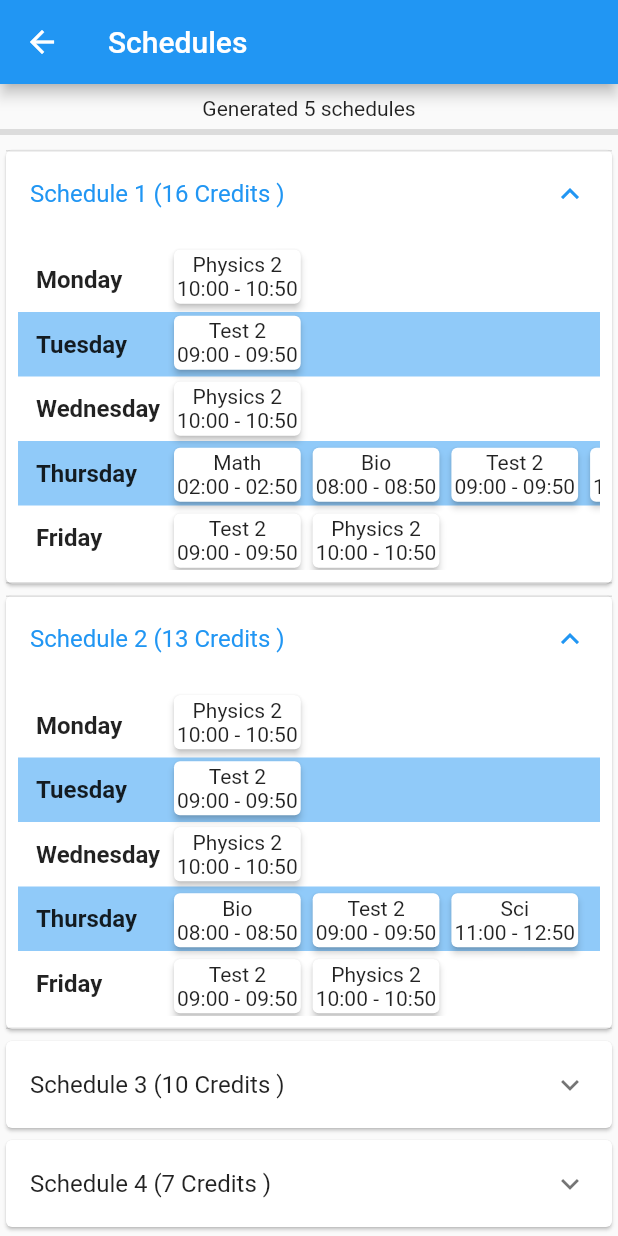
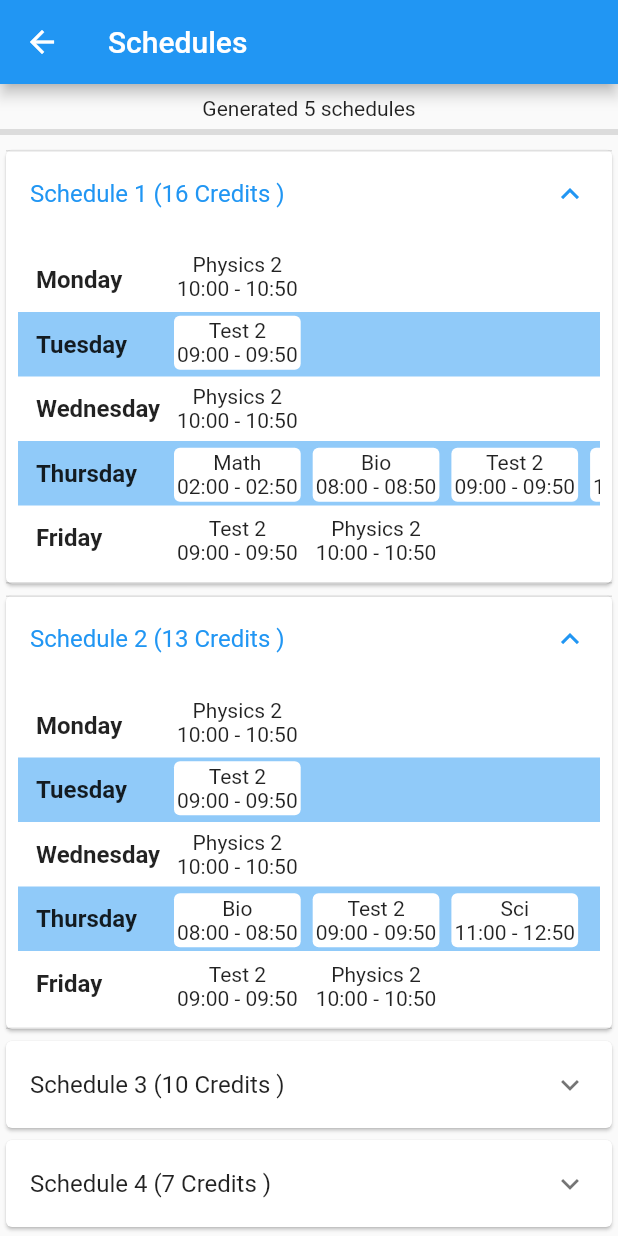
Before and after one commit to Arcey-bot/schedyoule, a Flutter app: the screen it shows after launch, after a tap on "Generate Schedules", on a phone screen of 412 x 824 dp. Run offline on Flutter 3.47's test engine with Material 2 defaults, Android fonts, the phone set to English and light mode, and no system bars; our stand-ins replace flutter_riverpod, simple_animations; missing offline and left inert: day_night_time_picker.

Commit message:
Update TODO

```diff
--- a/lib/views/schedule_list_view.dart
+++ b/lib/views/schedule_list_view.dart
@@ -3,7 +3,6 @@ import 'package:flutter_riverpod/flutter_riverpod.dart';
 import 'package:schedyoule/constants/constants.dart';
 import 'package:schedyoule/data/models/models.dart';
 
-// TODO: Prettify
 // TODO: Banding should be based on number of days shown, not specific days
 class ScheduleListView extends ConsumerWidget {
   final List<Schedule> schedules;
@@ -155,9 +154,9 @@ class ScheduleBlock extends StatelessWidget {
   //     ),
   //   );
   // }
+
   Widget buildTitleCard(String text) {
     // Only band days that start with a T (Tues/Thurs)
-
     return Row(
       children: [
         text.startsWith('T') ? buildBandedRow(text) : buildRow(text),
@@ -202,7 +201,7 @@ class ScheduleBlock extends StatelessWidget {
         for (final Course c in courses)
           Card(
             // color: Colors.pink.shade50,
-            elevation: 2,
+            elevation: 0,
             child: Padding(
               padding: const EdgeInsets.all(2.0),
               child: Column(
```
